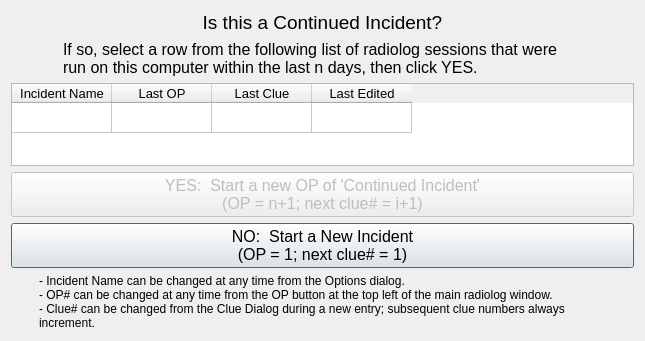
This is designer/continuedIncidentDialog.ui in ncssar/radiolog as Qt 5 draws it before an edit. The edited form follows.
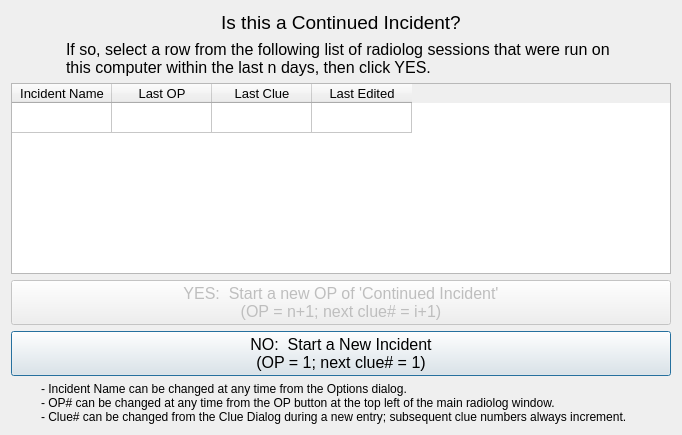
This is the edited form.

Diff of the .ui file:
```diff
--- a/designer/continuedIncidentDialog.ui
+++ b/designer/continuedIncidentDialog.ui
@@ -6,8 +6,8 @@
    <rect>
     <x>0</x>
     <y>0</y>
-    <width>645</width>
-    <height>341</height>
+    <width>682</width>
+    <height>435</height>
    </rect>
   </property>
   <property name="windowTitle">
@@ -87,6 +87,18 @@
    </item>
    <item>
     <widget class="QTableWidget" name="theTable">
+     <property name="sizePolicy">
+      <sizepolicy hsizetype="Expanding" vsizetype="MinimumExpanding">
+       <horstretch>0</horstretch>
+       <verstretch>0</verstretch>
+      </sizepolicy>
+     </property>
+     <property name="minimumSize">
+      <size>
+       <width>200</width>
+       <height>0</height>
+      </size>
+     </property>
      <property name="font">
       <font>
        <pointsize>10</pointsize>
@@ -101,6 +113,12 @@
      <property name="showGrid">
       <bool>true</bool>
      </property>
+     <property name="cornerButtonEnabled">
+      <bool>false</bool>
+     </property>
+     <attribute name="horizontalHeaderHighlightSections">
+      <bool>false</bool>
+     </attribute>
      <attribute name="verticalHeaderVisible">
       <bool>false</bool>
      </attribute>
```
Left out of the diff: 48 changed lines with no effect on the pictures.
